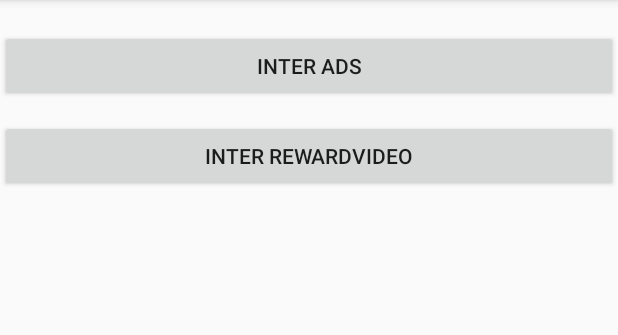
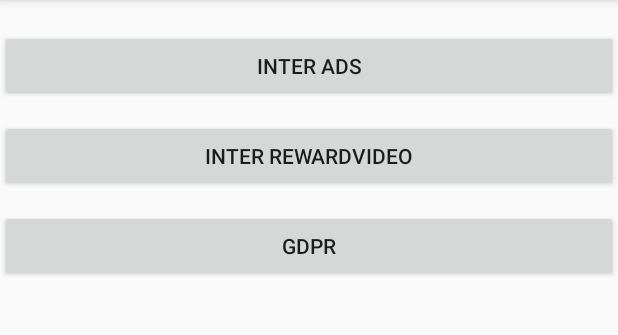
Before and after one commit to wawo00/MopubSample, an Android app: the screen it shows after launch (MainActivity), on a phone screen of 412 x 824 dp, the part 84-419 px from its top. Run offline under Robolectric (Android 15) with nearby library versions, the phone set to English and light mode, and no system bars; libraries missing offline, so code that uses them is left out: com.applovin.sdk, com.mopub.common, com.mopub.mobileads; plain views replace MoPubView; 9 statements that could not run were skipped.

Commit message:
追加gdpr的功能

```diff
--- a/app/src/main/java/com/openup/mopubsample/InterActivity.java
+++ b/app/src/main/java/com/openup/mopubsample/InterActivity.java
@@ -13,8 +13,8 @@ import com.mopub.mobileads.MoPubInterstitial;
 
 public class InterActivity extends AppCompatActivity implements MoPubInterstitial.InterstitialAdListener {
     public final static String TAG = "Roy_mopub";
+    private static final String AD_INTER_UNIT = "e80371c8e58749d8bd191283ec033bb8";
 
-    private static final String AD_INTER_UNIT = "e80371c8e58749d8bd191283ec033bb8";
     private MoPubInterstitial mMoPubInterstitial;
 
     @Override
--- a/app/src/main/java/com/openup/mopubsample/MainActivity.java
+++ b/app/src/main/java/com/openup/mopubsample/MainActivity.java
@@ -1,16 +1,24 @@
 package com.openup.mopubsample;
 
+import androidx.annotation.NonNull;
+import androidx.annotation.Nullable;
 import androidx.appcompat.app.AppCompatActivity;
 
 import android.content.Intent;
 import android.os.Bundle;
 import android.util.Log;
 import android.view.View;
+import android.widget.Toast;
 
 import com.applovin.sdk.AppLovinSdk;
 import com.mopub.common.MoPub;
 import com.mopub.common.SdkConfiguration;
 import com.mopub.common.SdkInitializationListener;
+import com.mopub.common.privacy.ConsentDialogListener;
+import com.mopub.common.privacy.ConsentStatus;
+import com.mopub.common.privacy.ConsentStatusChangeListener;
+import com.mopub.common.privacy.PersonalInfoManager;
+import com.mopub.common.util.Utils;
 import com.mopub.mobileads.MintegralAdapterConfiguration;
 import com.mopub.mobileads.MoPubErrorCode;
 import com.mopub.mobileads.MoPubView;
@@ -20,9 +28,13 @@ import static com.mopub.common.logging.MoPubLog.LogLevel.INFO;
 
 public class MainActivity extends AppCompatActivity implements MoPubView.BannerAdListener, SdkInitializationListener {
     public final static String TAG = "Roy_mopub";
-    private static String AD_BANNER_UNIT="8bf4e3fcff1e467f87f2ef163e3d2fe5";
+    private static String AD_BANNER_UNIT = "8bf4e3fcff1e467f87f2ef163e3d2fe5";
     MoPubView mMoPubView;
-
+    PersonalInfoManager mPersonalInfoManager;
+    private boolean isInited;
+    private boolean mShowingConsentDialog;
+    @Nullable
+    private ConsentStatusChangeListener mConsentStatusChangeListener;
 
     @Override
     protected void onCreate(Bundle savedInstanceState) {
@@ -41,7 +53,9 @@ public class MainActivity extends AppCompatActivity implements MoPubView.BannerA
 
         configBuilder.withAdditionalNetwork(MintegralAdapterConfiguration.class.getName());
         MintegralAdapterConfiguration.setAge(25);
-        MoPub.initializeSdk(this,configBuilder.build(),this);
+
+
+        MoPub.initializeSdk(this, configBuilder.build(), this);
         AppLovinSdk.initializeSdk(this);
     }
 
@@ -81,17 +95,62 @@ public class MainActivity extends AppCompatActivity implements MoPubView.BannerA
     @Override
     public void onInitializationFinished() {
         Log.i(TAG, "onInitializationFinished: ");
-
+        isInited=true;
         mMoPubView.loadAd();
         mMoPubView.setBannerAdListener(this);
         mMoPubView.setAutorefreshEnabled(false);//设置为true会自动刷新走loaded 回调
     }
 
     public void showVideo(View view) {
-        startActivity(new Intent(this,VideoActivity.class));
+        startActivity(new Intent(this, VideoActivity.class));
     }
 
     public void showInter(View view) {
-        startActivity(new Intent(this,InterActivity.class));
+        startActivity(new Intent(this, InterActivity.class));
+    }
+
+    public void showGDPR(View view) {
+        if (isInited){
+            //about GDPR
+            mPersonalInfoManager = MoPub.getPersonalInformationManager();
+            if (mPersonalInfoManager != null && mPersonalInfoManager.shouldShowConsentDialog()) {
+                mPersonalInfoManager.loadConsentDialog(initDialogLoadListener());
+            }
+            mConsentStatusChangeListener=initConsentChangeListener();
+            mPersonalInfoManager.subscribeConsentStatusChangeListener(mConsentStatusChangeListener);
+
+        }else{
+            Toast.makeText(this, "please wait a moment", Toast.LENGTH_SHORT).show();
+        }
+
+    }
+    private ConsentDialogListener initDialogLoadListener() {
+        return new ConsentDialogListener() {
+
+            @Override
+            public void onConsentDialogLoaded() {
+                if (mPersonalInfoManager != null) {
+                    mPersonalInfoManager.showConsentDialog();
+                    mShowingConsentDialog = true;
+                }
+            }
+
+            @Override
+            public void onConsentDialogLoadFailed(@NonNull MoPubErrorCode moPubErrorCode) {
+                Log.e(TAG, "onConsentDialogLoadFailed: "+moPubErrorCode );
+            }
+        };
+    }
+
+    private ConsentStatusChangeListener initConsentChangeListener() {
+        return new ConsentStatusChangeListener() {
+            @Override
+            public void onConsentStateChange(@NonNull ConsentStatus oldConsentStatus,
+                                             @NonNull ConsentStatus newConsentStatus,
+                                             boolean canCollectPersonalInformation) {
+                Log.i(TAG, "Consent: " + newConsentStatus.name());
+
+            }
+        };
     }
 }
--- a/app/src/main/res/layout/activity_main.xml
+++ b/app/src/main/res/layout/activity_main.xml
@@ -24,6 +24,15 @@
         android:onClick="showVideo"
         />
 
+    <Button
+        android:layout_width="match_parent"
+        android:layout_height="wrap_content"
+        android:layout_alignParentTop="true"
+        android:layout_marginTop="140dp"
+        android:text="GDPR"
+        android:onClick="showGDPR"
+        />
+
     <com.mopub.mobileads.MoPubView
         android:id="@+id/adview"
         android:layout_width="match_parent"
```
